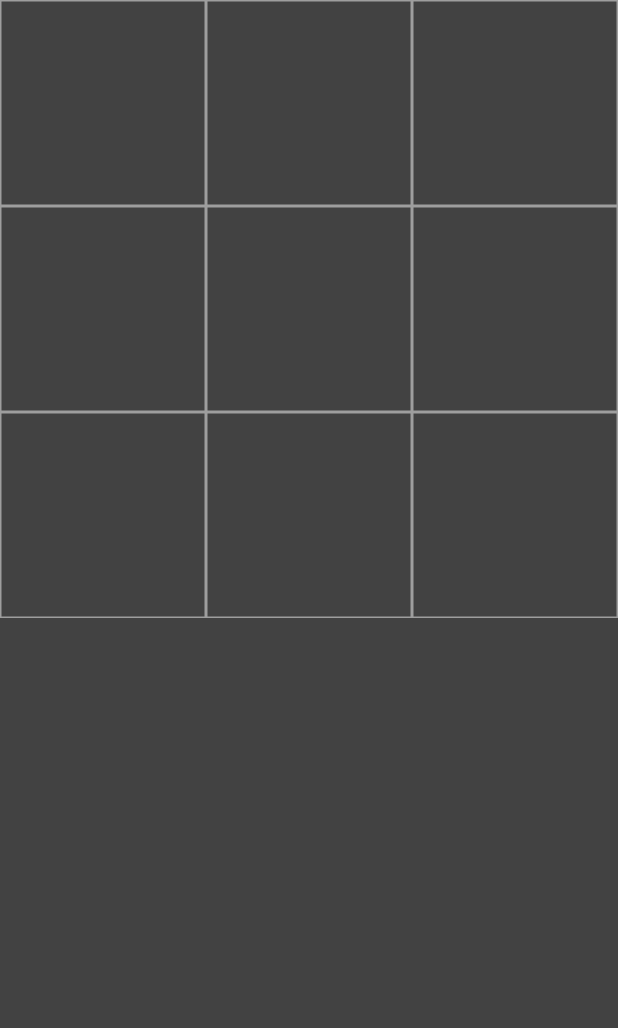
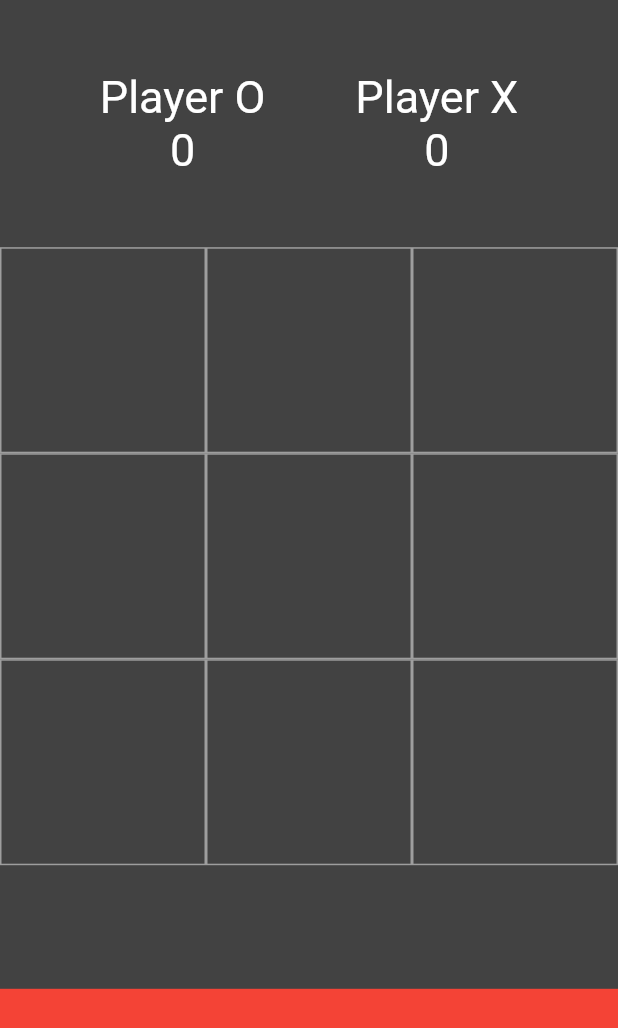
Before and after one commit to KrishnanN27/TIC-TAC-TOE, a Flutter app: the screen it shows after launch, on a phone screen of 412 x 824 dp. Shown: the top 1028 px of the screen. Run offline on Flutter 3.47's test engine with Material 2 defaults, Android fonts, the phone set to English and light mode, and no system bars.

Commit message:
Added a score board and play again function

```diff
--- a/lib/main.dart
+++ b/lib/main.dart
@@ -1,3 +1,5 @@
+import 'dart:math';
+
 import 'package:flutter/material.dart';
 
 void main() {
@@ -37,14 +39,62 @@ class _HomePageState extends State<HomePage> {
     '',
   ];
 
+  int oScore = 0, xScore = 0;
+
   @override
   Widget build(BuildContext context) {
     return Scaffold(
       backgroundColor: Colors.grey[800],
-      body: GridView.builder(
+      body: Column(
+        children: [
+          Expanded(
+            child: Container(
+              // color: Colors.red,
+              child: Row(
+                mainAxisAlignment: MainAxisAlignment.center,
+                children: [
+                  Padding(
+                    padding: const EdgeInsets.all(30.0),
+                    child: Column(
+                      mainAxisAlignment: MainAxisAlignment.center,
+                      children: [
+                        Text(
+                          'Player O',
+                          style: TextStyle(color: Colors.white, fontSize: 30),
+                        ),
+                        Text(
+                          oScore.toString(),
+                          style: TextStyle(color: Colors.white, fontSize: 30),
+                        ),
+                      ],
+                    ),
+                  ),
+                  Padding(
+                    padding: const EdgeInsets.all(30.0),
+                    child: Column(
+                      mainAxisAlignment: MainAxisAlignment.center,
+                      children: [
+                        Text(
+                          'Player X',
+                          style: TextStyle(color: Colors.white, fontSize: 30),
+                        ),
+                        Text(
+                          xScore.toString(),
+                          style: TextStyle(color: Colors.white, fontSize: 30),
+                        ),
+                      ],
+                    ),
+                  ),
+                ],
+              ),
+            ),
+          ),
+          Expanded(
+            flex: 3,
+            child: GridView.builder(
                 itemCount: 9,
-          gridDelegate:
-              SliverGridDelegateWithFixedCrossAxisCount(crossAxisCount: 3),
+                gridDelegate: SliverGridDelegateWithFixedCrossAxisCount(
+                    crossAxisCount: 3),
                 itemBuilder: (BuildContext context, int index) {
                   return GestureDetector(
                     onTap: () {
@@ -62,14 +112,22 @@ class _HomePageState extends State<HomePage> {
                     ),
                   );
                 }),
+          ),
+          Expanded(
+            child: Container(
+              color: Colors.red,
+            ),
+          )
+        ],
+      ),
     );
   }
 
   void _tapped(int index) {
     setState(() {
-      if (onTurn) {
+      if (onTurn && displayEx0h[index] == '') {
         displayEx0h[index] = 'o';
-      } else {
+      } else if (!onTurn && displayEx0h[index] == '') {
         displayEx0h[index] = 'x';
       }
       onTurn = !onTurn;
@@ -78,44 +136,36 @@ class _HomePageState extends State<HomePage> {
   }
 
   void _checkWinner() {
-
     //check first row
     if (displayEx0h[0] == displayEx0h[1] &&
         displayEx0h[0] == displayEx0h[2] &&
         displayEx0h[0] != '') {
       _showWinDialog(displayEx0h[0]);
-    }
-    else if (displayEx0h[3] == displayEx0h[4] &&
+    } else if (displayEx0h[3] == displayEx0h[4] &&
         displayEx0h[3] == displayEx0h[5] &&
         displayEx0h[3] != '') {
       _showWinDialog(displayEx0h[3]);
-    }
-    else if (displayEx0h[6] == displayEx0h[7] &&
+    } else if (displayEx0h[6] == displayEx0h[7] &&
         displayEx0h[6] == displayEx0h[8] &&
         displayEx0h[6] != '') {
       _showWinDialog(displayEx0h[6]);
-    }
-    else if (displayEx0h[0] == displayEx0h[3] &&
+    } else if (displayEx0h[0] == displayEx0h[3] &&
         displayEx0h[0] == displayEx0h[6] &&
         displayEx0h[0] != '') {
       _showWinDialog(displayEx0h[0]);
-    }
-    else if (displayEx0h[1] == displayEx0h[4] &&
+    } else if (displayEx0h[1] == displayEx0h[4] &&
         displayEx0h[1] == displayEx0h[7] &&
         displayEx0h[1] != '') {
       _showWinDialog(displayEx0h[1]);
-    }
-    else if (displayEx0h[2] == displayEx0h[5] &&
+    } else if (displayEx0h[2] == displayEx0h[5] &&
         displayEx0h[2] == displayEx0h[8] &&
         displayEx0h[2] != '') {
       _showWinDialog(displayEx0h[2]);
-    }
-    else if (displayEx0h[6] == displayEx0h[4] &&
+    } else if (displayEx0h[6] == displayEx0h[4] &&
         displayEx0h[6] == displayEx0h[2] &&
         displayEx0h[6] != '') {
       _showWinDialog(displayEx0h[6]);
-    }
-    else if (displayEx0h[0] == displayEx0h[4] &&
+    } else if (displayEx0h[0] == displayEx0h[4] &&
         displayEx0h[0] == displayEx0h[8] &&
         displayEx0h[0] != '') {
       _showWinDialog(displayEx0h[0]);
@@ -123,11 +173,36 @@ class _HomePageState extends State<HomePage> {
   }
 
   void _showWinDialog(String winner) {
-
-    showDialog(context: context, builder: (BuildContext context){
+    showDialog(
+      barrierDismissible: false,
+        context: context,
+        builder: (BuildContext context) {
           return AlertDialog(
             title: Text('Winner is : ' + winner),
+            actions: [
+              TextButton(onPressed: (){
+                _clearBoard();
+                Navigator.of(context).pop();
+              },
+              child: Text('Play Again'),)
+            ],
           );
+        });
+
+        if(winner == 'o'){
+          oScore +=1;
+
+        }else if(winner == 'x'){
+          xScore += 1;
+        }
+  }
+
+void _clearBoard() {
+
+  setState(() {
+    for(int i=0; i<9; i++){
+    displayEx0h[i] = '';
+  }
   });
 
 }
```
Lines whose indentation alone changed are shown as unchanged.
